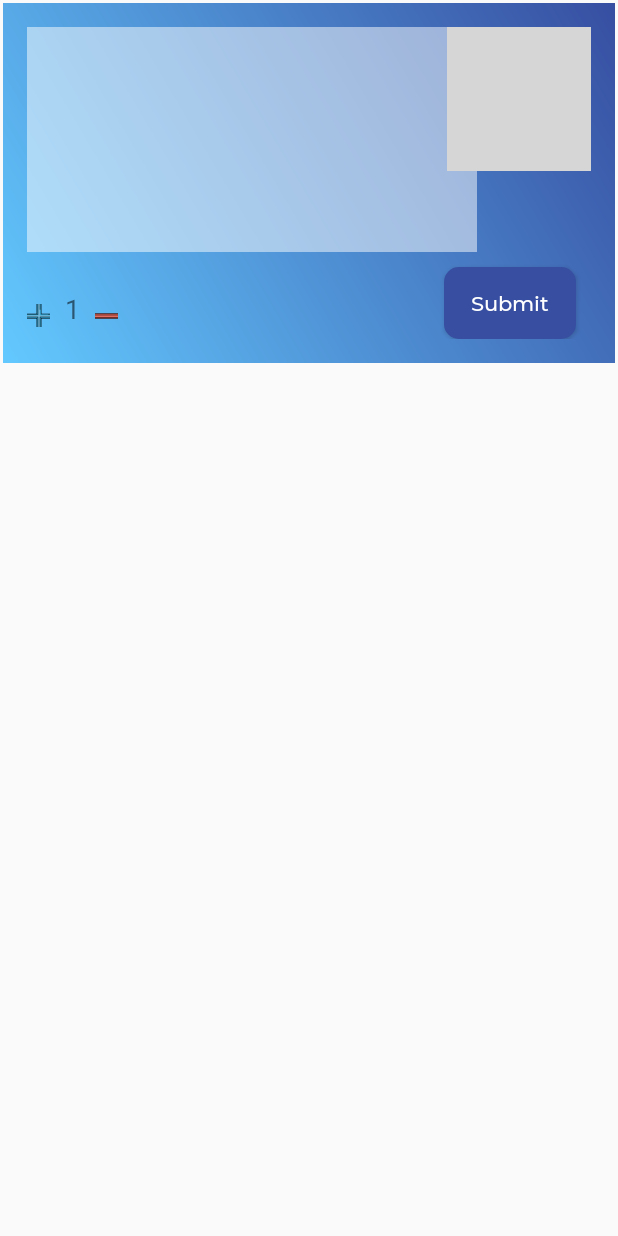
After one commit to OmarQaisi/Seyaha, an Android app: the layout cost_popup.xml on its own in the app's theme, with its tools: preview values and no code run, on a phone screen of 412 x 824 dp. The commit adds this screen. Run offline under Robolectric (Android 15) with nearby library versions, the phone set to English and light mode, and no system bars; grey boxes are pictures that could not be loaded.

Commit message:
add alert dialog for cost

```diff
--- /dev/null
+++ b/app/src/main/res/drawable/ic_add_icon.xml
@@ -0,0 +1,7 @@
+<vector android:height="20dp" android:viewportHeight="500"
+    android:viewportWidth="504" android:width="20dp" xmlns:android="http://schemas.android.com/apk/res/android">
+    <path android:fillColor="#33A5D2" android:pathData="M477.6,216H288V26.8C288,13.6 277.2,4 264,4h-24c-13.2,0 -24,9.6 -24,22.8V216H26.4C13.2,216 4,227.2 4,240v24c0,13.2 9.6,24 22.4,24H216v190c0,13.2 11.2,22 24,22h24c13.2,0 24,-9.2 24,-22V288h189.6c13.2,0 22.4,-10.8 22.4,-24v-24C500,227.2 490.8,216 477.6,216z"/>
+    <path android:fillColor="#73BADD" android:pathData="M432,236H268V74V46.4V33.2c0,-5.6 -4.8,-8.8 -10.8,-8.8h-10.8c-5.6,0 -10.8,3.2 -10.8,8.8V236H32.4c-5.6,0 -8.8,5.2 -8.8,10.8v10.8c0,5.6 3.2,10.4 8.8,10.4h203.2v203.2c0,5.6 5.2,8.8 10.8,8.8h10.8c5.6,0 10.8,-2.8 10.8,-8.8V268h203.2c5.6,0 8.8,-4.8 8.8,-10.4v-10.8c0,-5.6 -3.2,-10.8 -8.8,-10.8H456"/>
+    <path android:fillColor="#FF000000" android:pathData="M266,504h-24c-15.6,0 -30,-13.2 -30,-28V292H28.4C13.6,292 0,277.6 0,262v-24c0,-14.8 12.4,-26 28.4,-26H212V24.8C212,8.8 227.6,0 242,0h24c15.6,0 26,10 26,24.8V212h187.6c14.8,0 24.4,10.4 24.4,26v24c0,14.4 -8.4,30 -24.4,30H292v184C292,492 280.8,504 266,504zM28.4,220c-10,0 -20.4,6.8 -20.4,18v24c0,11.2 10,22 20.4,22H216c2.4,0 4,1.6 4,4v188c0,10.4 10.8,20 22,20h24c10.4,0 18,-8.8 18,-20V288c0,-2.4 1.6,-4 4,-4h191.6c10.8,0 16.4,-11.2 16.4,-22v-24c0,-11.6 -6,-18 -16.4,-18H288c-2.4,0 -4,-1.6 -4,-4V24.8C284,14.4 277.2,8 266,8h-24c-10.8,0 -22,6.4 -22,16.8V216c0,2.4 -1.6,4 -4,4H28.4z"/>
+    <path android:fillColor="#FF000000" android:pathData="M258.8,482.8h-11.6c-8.8,0 -16.8,-7.2 -16.8,-15.6V270H37.6c-8.4,0 -16,-8 -16,-16.4V242c0,-8.4 6.8,-14.8 16,-14.8h192.8V30.8c0,-9.2 8.4,-14 16.8,-14h11.6c8.8,0 14.8,5.6 14.8,14v111.6c0,2.4 -1.6,4 -4,4s-4,-1.6 -4,-4V30.8c0,-5.2 -4.4,-6 -6.8,-6h-11.6c-4.4,0 -8.8,2.4 -8.8,6v200.4c0,2.4 -1.6,4 -4,4H37.6c-4,0 -8,2.4 -8,6.8v11.6c0,4.4 4,8.4 8,8.4h196.8c2.4,0 4,1.6 4,4v201.2c0,4 4.4,7.6 8.8,7.6h11.6c4.4,0 6.8,-4 6.8,-7.6V266c0,-2.4 1.6,-4 4,-4h202.8c4,0 6,-4.4 6,-8.4V242c0,-3.2 -1.2,-6.8 -6,-6.8h-65.6c-2.4,0 -4,-1.6 -4,-4s1.6,-4 4,-4h65.6c8.4,0 14,6 14,14.8v11.6c0,8 -4.8,16.4 -14,16.4H273.6v197.2C273.6,476 267.2,482.8 258.8,482.8z"/>
+</vector>
--- /dev/null
+++ b/app/src/main/res/drawable/ic_delete.xml
@@ -0,0 +1,7 @@
+<vector android:height="24dp" android:viewportHeight="504"
+    android:viewportWidth="504" android:width="24dp" xmlns:android="http://schemas.android.com/apk/res/android">
+    <path android:fillColor="#DF5C4E" android:pathData="M500,241.6c0,-13.2 -10.8,-23.6 -23.6,-23.6H27.6C14.4,218 4,228.8 4,241.6v20.8C4,275.6 14.8,286 27.6,286h448.8c13.2,0 23.6,-10.8 23.6,-23.6C500,262.4 500,241.6 500,241.6z"/>
+    <path android:fillColor="#E36D60" android:pathData="M481.2,246c0,-5.6 2,-8 -3.6,-8H34.4c-5.6,0 -10.4,2.8 -10.4,8.4V258c0,5.6 4.8,12.4 10.4,12.4h443.2c5.6,0 2.4,-6.4 2.4,-12.4L481.2,246z"/>
+    <path android:fillColor="#FF000000" android:pathData="M476.4,290H27.6C12.4,290 0,277.6 0,262.4v-22.8C0,224.8 11.6,214 27.6,214h448.8c15.2,0 27.6,12.4 27.6,27.6v20.8C504,277.6 491.6,290 476.4,290zM27.6,222C16,222 8,229.2 8,239.6v22.8c0,10.8 8.8,19.6 19.6,19.6h448.8c10.8,0 19.6,-8.8 19.6,-19.6v-20.8c0,-10.8 -8.8,-19.6 -19.6,-19.6H27.6z"/>
+    <path android:fillColor="#FF000000" android:pathData="M35.6,274c-3.6,0 -7.6,-1.2 -10.4,-3.6c-3.2,-2.8 -5.2,-6.4 -5.2,-10v-13.6c0,-7.2 6.4,-12.4 15.6,-12.4H424c2.4,0 4,1.6 4,4s-1.6,4 -4,4H35.6c-3.2,0 -7.6,1.2 -7.6,4.4v13.6c0,2 1.2,3.2 2,4c1.6,1.2 3.6,2 5.2,2l0,0h437.2c3.2,0 3.2,-8 3.2,-8.4v-11.2c0,-4.8 -0.8,-4.8 -3.2,-4.8h-12.8c-2.4,0 -4,-1.6 -4,-4s1.6,-4 4,-4h12.8c7.6,0 11.2,4.4 11.2,12.8V258c0,10 -4.4,16.4 -11.2,16.4H35.6C35.6,274 35.6,274 35.6,274z"/>
+</vector>
--- /dev/null
+++ b/app/src/main/res/drawable/ic_more_information.xml
@@ -0,0 +1,4 @@
+<vector android:height="20dp" android:viewportHeight="286.054"
+    android:viewportWidth="286.054" android:width="20dp" xmlns:android="http://schemas.android.com/apk/res/android">
+    <path android:fillColor="#E2574C" android:pathData="M143.027,0C64.04,0 0,64.04 0,143.027c0,78.996 64.04,143.027 143.027,143.027c78.996,0 143.027,-64.022 143.027,-143.027C286.054,64.04 222.022,0 143.027,0zM143.027,259.236c-64.183,0 -116.209,-52.026 -116.209,-116.209S78.844,26.818 143.027,26.818s116.209,52.026 116.209,116.209S207.21,259.236 143.027,259.236zM143.036,62.726c-10.244,0 -17.995,5.346 -17.995,13.981v79.201c0,8.644 7.75,13.972 17.995,13.972c9.994,0 17.995,-5.551 17.995,-13.972V76.707C161.03,68.277 153.03,62.726 143.036,62.726zM143.036,187.723c-9.842,0 -17.852,8.01 -17.852,17.86c0,9.833 8.01,17.843 17.852,17.843s17.843,-8.01 17.843,-17.843C160.878,195.732 152.878,187.723 143.036,187.723z"/>
+</vector>
--- /dev/null
+++ b/app/src/main/res/layout/cost_popup.xml
@@ -0,0 +1,67 @@
+<?xml version="1.0" encoding="utf-8"?>
+<RelativeLayout xmlns:android="http://schemas.android.com/apk/res/android"
+    android:orientation="vertical" android:layout_width="match_parent"
+    android:layout_height="wrap_content"
+    android:padding="16dp"
+    android:layout_margin="2dp"
+    android:background="@drawable/gradiant_bg"
+    >
+
+    <androidx.recyclerview.widget.RecyclerView
+        android:id="@+id/rv"
+        android:layout_width="300dp"
+        android:layout_height="150dp"
+        android:layout_alignParentLeft="true"
+        android:background="@android:drawable/screen_background_light_transparent"></androidx.recyclerview.widget.RecyclerView>
+
+    <LinearLayout
+        android:layout_width="match_parent"
+        android:orientation="horizontal"
+        android:layout_marginTop="25dp"
+        android:layout_below="@id/rv"
+        android:gravity="bottom"
+        android:layout_height="wrap_content">
+
+        <ImageButton
+            android:id="@+id/plus_img"
+            android:layout_width="15dp"
+            android:layout_height="15dp"
+            android:src="@drawable/ic_add_icon"
+            android:background="?attr/selectableItemBackgroundBorderless"/>
+        <TextView
+            android:layout_width="wrap_content"
+            android:layout_height="wrap_content"
+            android:layout_marginLeft="10dp"
+
+            android:layout_marginRight="10dp"
+            android:text="1"
+            android:textSize="18sp"
+            />
+        <ImageButton
+            android:layout_width="15dp"
+            android:layout_height="15dp"
+            android:src="@drawable/ic_delete"
+            android:background="?attr/selectableItemBackgroundBorderless"/>
+    </LinearLayout>
+    <Button
+        android:layout_width="wrap_content"
+        android:layout_height="wrap_content"
+        android:text="Submit"
+        android:textAllCaps="false"
+        android:layout_below="@id/rv"
+        android:layout_marginTop="10dp"
+        android:layout_alignParentRight="true"
+        android:layout_marginRight="10dp"
+        android:fontFamily="@font/montserrat_medium"
+        android:textSize="14sp"
+        android:textColor="#ffff"
+        android:background="@drawable/button_radius"/>
+    <ImageButton
+        android:id="@+id/close_btn"
+        android:layout_width="wrap_content"
+        android:layout_height="wrap_content"
+        android:layout_alignParentRight="true"
+        android:src="@drawable/com_facebook_close"
+        android:background="?attr/selectableItemBackgroundBorderless"/>
+
+</RelativeLayout>
```
Also changed, not shown: app/src/main/java/com/example/seyaha/DetailedActivity.java (+54 -6 lines), app/src/main/java/com/example/seyaha/recyclePopupAdapter.java (added, +86 -0 lines), app/src/main/res/drawable/cost_alert.xml (added, +7 -0 lines), app/src/main/res/layout/activity_detailed.xml (+50 -3 lines), app/src/main/res/layout/custom_cost.xml (added, +45 -0 lines).
